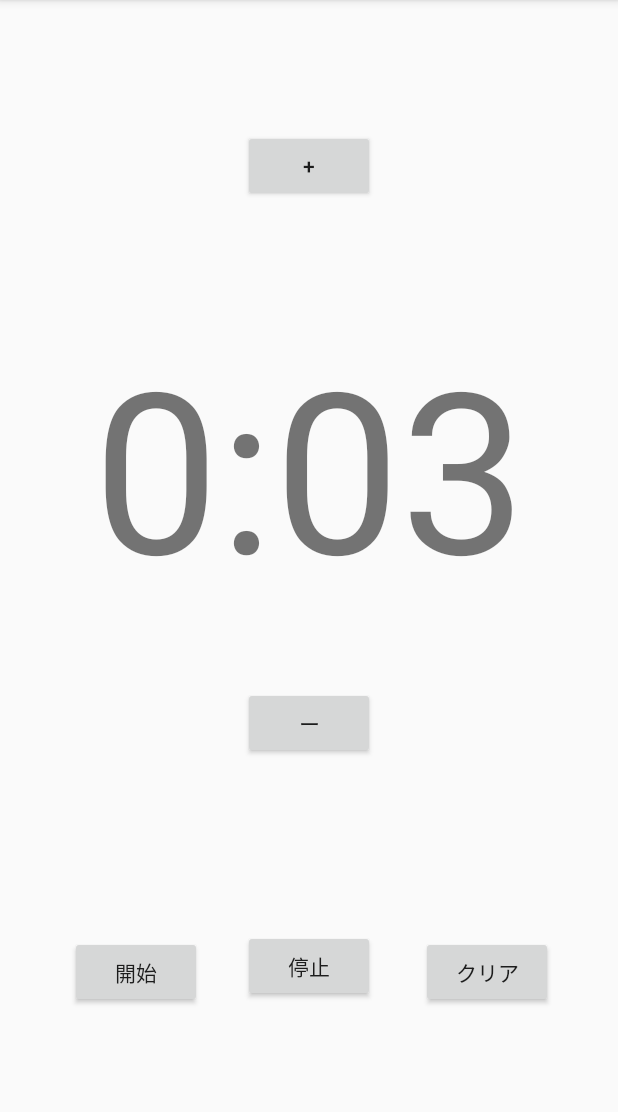
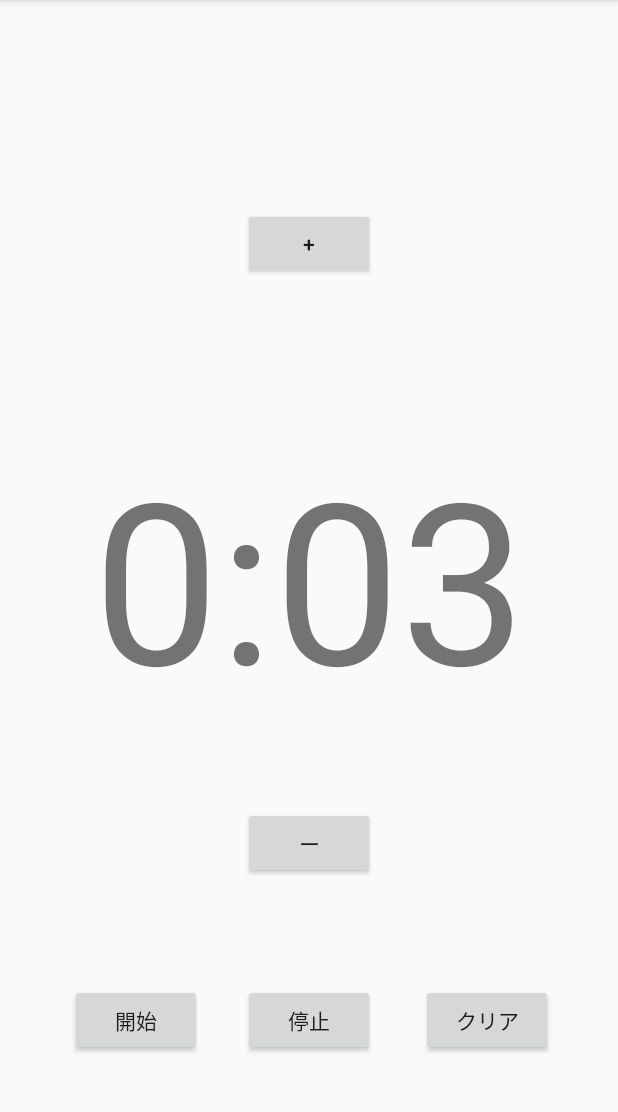
Before and after one commit to s18010/SixthApplication, an Android app: the screen it shows after launch (MainActivity), on a phone screen of 412 x 824 dp, the part 84-1196 px from its top. Run offline under Robolectric (Android 15) with nearby library versions, the phone set to English and light mode, and no system bars.

Commit message:
fix layout

```diff
--- a/app/src/main/res/layout/activity_main.xml
+++ b/app/src/main/res/layout/activity_main.xml
@@ -12,7 +12,7 @@
         android:layout_width="wrap_content"
         android:layout_height="wrap_content"
         android:textSize="150sp"
-        app:layout_constraintBottom_toTopOf="@+id/pauseButton"
+        app:layout_constraintBottom_toBottomOf="parent"
         app:layout_constraintEnd_toEndOf="parent"
         app:layout_constraintStart_toStartOf="parent"
         app:layout_constraintTop_toTopOf="parent"
@@ -22,7 +22,7 @@
         android:id="@+id/pauseButton"
         android:layout_width="wrap_content"
         android:layout_height="wrap_content"
-        android:layout_marginBottom="100dp"
+        android:layout_marginBottom="64dp"
         android:text="@string/stop"
         app:layout_constraintBottom_toBottomOf="parent"
         app:layout_constraintEnd_toEndOf="parent"
@@ -32,7 +32,7 @@
         android:id="@+id/startButton"
         android:layout_width="wrap_content"
         android:layout_height="wrap_content"
-        android:layout_marginBottom="96dp"
+        android:layout_marginBottom="64dp"
         android:text="@string/start"
         app:layout_constraintBottom_toBottomOf="parent"
         app:layout_constraintEnd_toStartOf="@+id/pauseButton"
@@ -43,7 +43,7 @@
         android:id="@+id/clearButton"
         android:layout_width="wrap_content"
         android:layout_height="wrap_content"
-        android:layout_marginBottom="96dp"
+        android:layout_marginBottom="64dp"
         android:text="@string/clear"
         app:layout_constraintBottom_toBottomOf="parent"
         app:layout_constraintEnd_toEndOf="parent"
@@ -54,19 +54,22 @@
         android:id="@+id/addButton"
         android:layout_width="wrap_content"
         android:layout_height="wrap_content"
-        android:layout_marginBottom="76dp"
+        android:layout_marginTop="40dp"
         android:text="@string/add"
         app:layout_constraintBottom_toTopOf="@+id/timerText"
         app:layout_constraintEnd_toEndOf="parent"
         app:layout_constraintHorizontal_bias="0.501"
-        app:layout_constraintStart_toStartOf="parent" />
+        app:layout_constraintStart_toStartOf="parent"
+        app:layout_constraintTop_toTopOf="parent" />
 
     <Button
         android:id="@+id/subtractButton"
         android:layout_width="wrap_content"
         android:layout_height="wrap_content"
-        android:layout_marginTop="48dp"
+        android:layout_marginTop="32dp"
+        android:layout_marginBottom="48dp"
         android:text="@string/subtract"
+        app:layout_constraintBottom_toTopOf="@+id/pauseButton"
         app:layout_constraintEnd_toEndOf="parent"
         app:layout_constraintHorizontal_bias="0.501"
         app:layout_constraintStart_toStartOf="parent"
```
